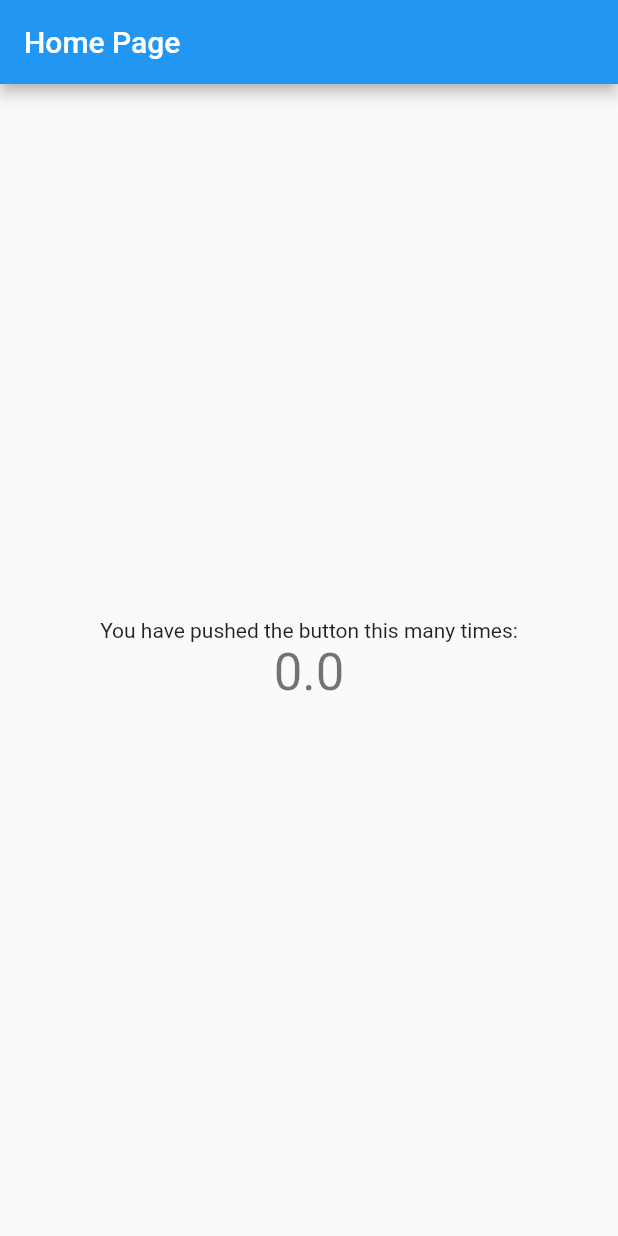
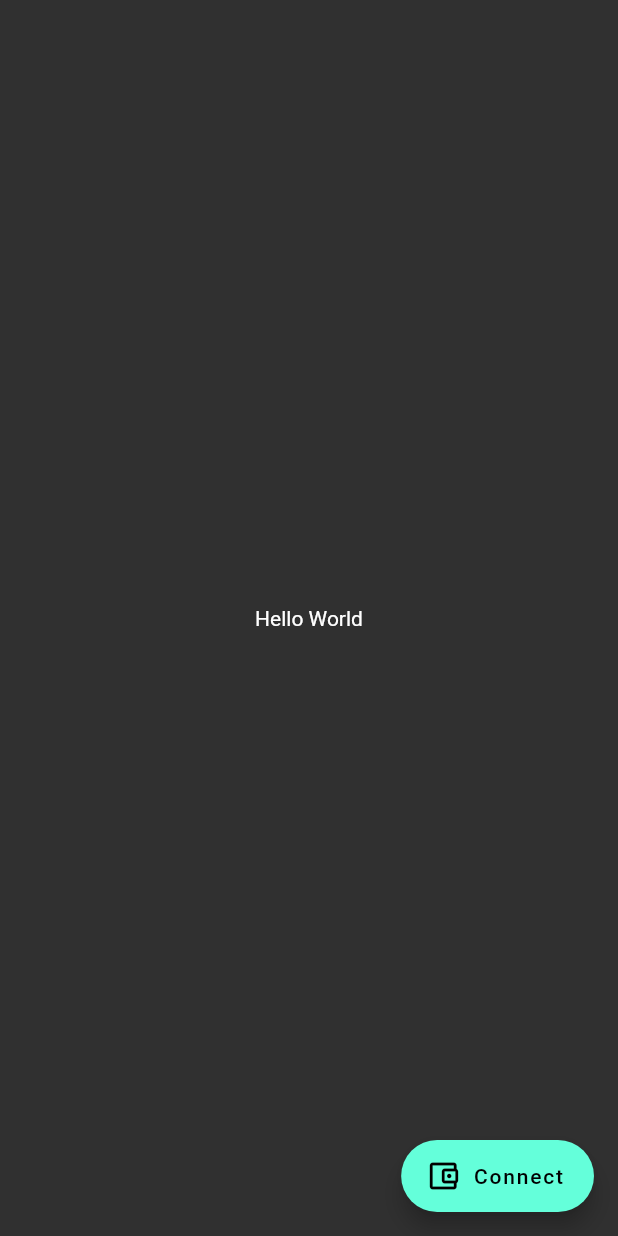
Before and after one commit to jonhpark7966/lottery_dapp, a Flutter app: the screen it shows after launch, on a phone screen of 412 x 824 dp. Run offline on Flutter 3.47's test engine with Material 2 defaults, Android fonts, the phone set to English and light mode, and no system bars; missing offline and left inert: flutter_web3.

Commit message:
[feat] Wallet Floating Action button
  - Initialize Architecture for Front-end.
  - Floating Action button to connect with Metamask.

```diff
--- /dev/null
+++ b/phase_1/front_flutter/lib/Web3/Wallet.dart
@@ -0,0 +1,49 @@
+import 'package:flutter_web3/flutter_web3.dart';
+
+
+
+class Wallet{
+   Wallet._privateConstructor();
+
+  static const OPERATING_CHAIN = 5; // goerli
+  static final Wallet _instance = Wallet._privateConstructor();
+
+  factory Wallet(){
+    return _instance;
+  }
+
+  bool get isInOperatingChain => currentChain == OPERATING_CHAIN;
+  bool get isConnected => Ethereum.isSupported && currentAddress.isNotEmpty;
+
+  String currentAddress = '';
+  int currentChain = -1;
+
+  init() {
+    if (Ethereum.isSupported) {
+      connectProvider();
+
+      ethereum!.onAccountsChanged((accs) {
+        clear();
+      });
+
+      ethereum!.onChainChanged((chain) {
+        clear();
+      });
+    }
+  }
+
+  connectProvider() async {
+    if (Ethereum.isSupported) {
+      final accs = await ethereum!.requestAccount();
+      if (accs.isNotEmpty) {
+        currentAddress = accs.first;
+        currentChain = await ethereum!.getChainId();
+      }
+    }
+  }
+
+  clear() {
+    currentAddress = '';
+    currentChain = -1;
+  }
+}
--- a/phase_1/front_flutter/lib/main.dart
+++ b/phase_1/front_flutter/lib/main.dart
@@ -1,12 +1,5 @@
-import 'dart:io';
-
 import 'package:flutter/material.dart';
-import 'package:front_flutter/abi.dart';
-
-import 'package:http/http.dart';
-import 'package:web3dart/web3dart.dart';
-import 'package:web_socket_channel/io.dart';
-
+import 'package:front_flutter/pages/HomePage.dart';
 
 void main() {
   runApp(const MyApp());
@@ -15,87 +8,18 @@ void main() {
 class MyApp extends StatelessWidget {
   const MyApp({Key? key}) : super(key: key);
 
-  // This widget is the root of your application.
   @override
   Widget build(BuildContext context) {
     return MaterialApp(
-      title: 'Flutter Lottery',
+      title: 'Lottery DEMO',
       theme: ThemeData(
-       primarySwatch: Colors.blue,
-      ),
-      home: const MyHomePage(title: 'Home Page'),
+        brightness: Brightness.dark,
+        visualDensity: VisualDensity.adaptivePlatformDensity,
+     ),
+      routes: {
+        '/': (context) => const HomePage(),
+        '/home': (context) => const HomePage(),
+      },
     );
   }
 }
-
-class MyHomePage extends StatefulWidget {
-  const MyHomePage({Key? key, required this.title}) : super(key: key);
-
-  final String title;
-
-  @override
-  State<MyHomePage> createState() => _MyHomePageState();
-}
-
-class _MyHomePageState extends State<MyHomePage> {
-    var apiUrl = "https://goerli.infura.io/v3/02b229d0df7446198f3af12cfc78a617";
-    var wsUrl = "wss://mainnet.infura.io/ws/v3/02b229d0df7446198f3af12cfc78a617";
-
-    var httpClient = Client();
-    var credentials = EthPrivateKey.fromHex("44481312c12182632b1b8bc60f31213074433eb9d20dad771ce4be580ce189da");
-    File abiFile = File("/Users/jonhpark/workspace/blockchain/lottery_dapp/phase_1/solidity/artifacts/contracts/LotterPhase1.sol/LotteryPhase1.json");
-    EthereumAddress contractAddr =
-      EthereumAddress.fromHex('0xf451659CF5688e31a31fC3316efbcC2339A490Fb');
-
-    var ethClient;
-    var contract;
-
-    var drawFunction;
-    var buyticketFunction;
-    var totalAmountFunction;
-
-    var totalAmount = 0.0;
-
-  @override
-  void initState() {
-
-   ethClient = Web3Client(apiUrl, Client(), socketConnector: () {
-    return IOWebSocketChannel.connect(wsUrl).cast<String>();
-  });
-   contract =
-      DeployedContract(ContractAbi.fromJson(abiCode, 'LotteryPhase1'), contractAddr);
-
-   drawFunction = contract.function('draw');
-   buyticketFunction = contract.function('buyticket');
-   totalAmountFunction = contract.function('totalAmount');
-
- }
-
-  _reload() async {
-    totalAmount = await ethClient.call(
-      contract: contract, function: totalAmountFunction, params:[]);
-  }
-
-  @override
-  Widget build(BuildContext context) {
-   return Scaffold(
-      appBar: AppBar(
-        title: Text(widget.title),
-      ),
-      body: Center(
-        child: Column(
-         mainAxisAlignment: MainAxisAlignment.center,
-          children: <Widget>[
-            const Text(
-              'You have pushed the button this many times:',
-            ),
-            Text(
-              '$totalAmount',
-              style: Theme.of(context).textTheme.headline4,
-            ),
-          ],
-        ),
-      ),
-   );
-  }
-}
--- /dev/null
+++ b/phase_1/front_flutter/lib/pages/HomePage.dart
@@ -0,0 +1,18 @@
+import 'package:flutter/material.dart';
+import 'package:front_flutter/widgets/WalletButton.dart';
+
+
+
+class HomePage  extends StatelessWidget {
+  const HomePage({Key? key}) : super(key: key);
+
+  @override
+  Widget build(BuildContext context) {
+    return const Scaffold(
+        body: Center(
+          child: Text('Hello World'),
+        ),
+      floatingActionButton: WalletButton(),
+    );
+  }
+}
--- /dev/null
+++ b/phase_1/front_flutter/lib/widgets/WalletButton.dart
@@ -0,0 +1,41 @@
+import 'package:flutter/material.dart';
+import 'package:front_flutter/Web3/Wallet.dart';
+
+class WalletButton extends StatefulWidget{
+  const WalletButton({Key? key}) : super(key: key);
+
+  @override
+  State<StatefulWidget> createState() => WalletButtonState();
+}
+
+class WalletButtonState extends State<WalletButton>{
+  Wallet wallet = Wallet();
+
+  @override
+  void initState() {
+    super.initState();
+  }
+
+  @override
+  Widget build(BuildContext context) {
+    if(!wallet.isConnected){
+      return FloatingActionButton.extended(
+        label: const Text("Connect"),
+        icon: const Icon(Icons.account_balance_wallet_outlined),
+        onPressed: () {
+          wallet.init();
+          setState(() {});
+          return;
+          },
+      );
+    }else{
+      return FloatingActionButton.extended(
+        label: Text(wallet.currentAddress.toString().substring(0, 6) + "..."),
+        icon: const Icon(Icons.account_balance_wallet),
+        onPressed: () {
+        // TODO.
+          return;
+      },);
+    }
+  }
+}
--- a/phase_1/front_flutter/pubspec.yaml
+++ b/phase_1/front_flutter/pubspec.yaml
@@ -36,6 +36,8 @@ dependencies:
   cupertino_icons: ^1.0.2
   web3dart: ^2.3.5
   web_socket_channel: ^2.2.0
+  flutter_web3: ^2.1.9
+  get: ^4.6.5
 
 dev_dependencies:
   flutter_test:
```
Also changed, not shown: phase_1/front_flutter/pubspec.lock, 1 other file.
